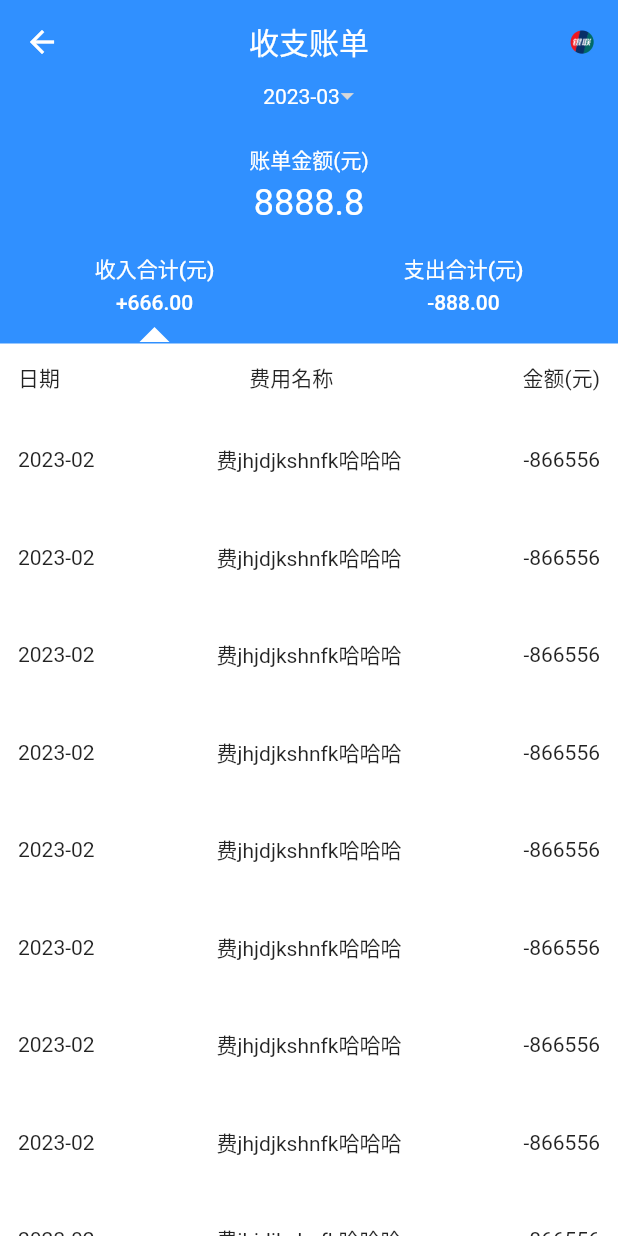
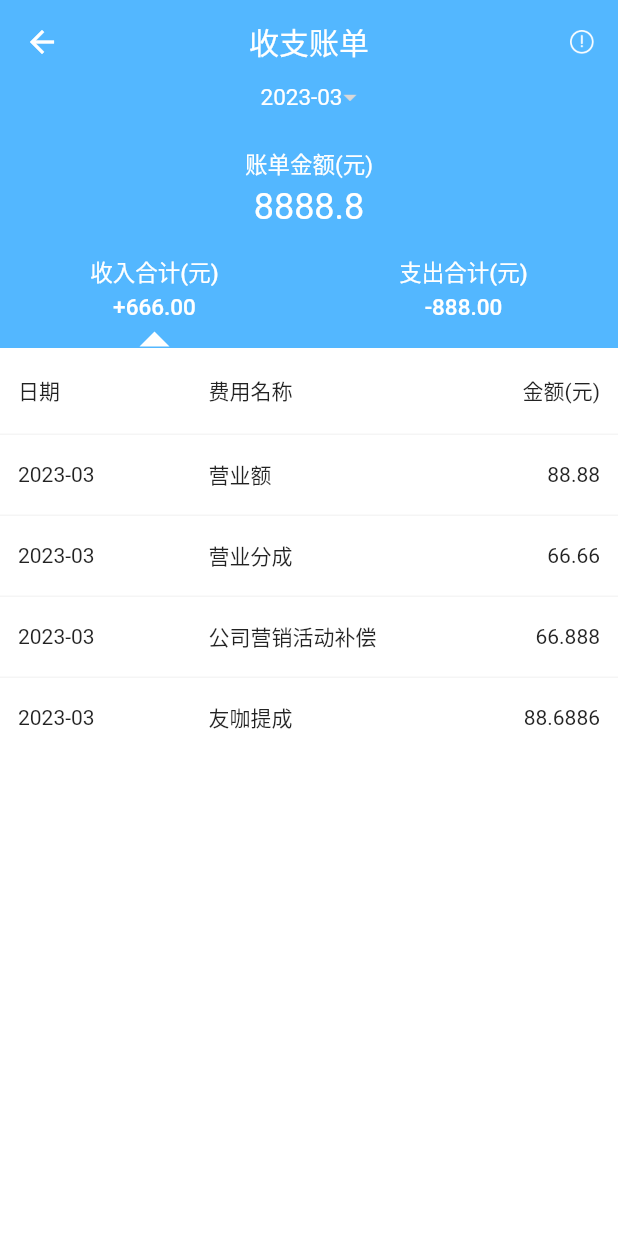
Before and after one commit to hxj1062/myFlutter, a Flutter app: the BillRecordedPage screen opened directly, after a tap on "2023-03", on a phone screen of 412 x 824 dp. Run offline on Flutter 3.47's test engine with Material 2 defaults, Android fonts, the phone set to English and light mode, and no system bars; our stand-ins replace convex_bottom_bar, flutter_datetime_picker, fluttertoast, image_picker.

Commit message:
收支账单完善1

```diff
--- a/lib/views/account_info_page.dart
+++ b/lib/views/account_info_page.dart
@@ -86,7 +86,7 @@ class _AccountInfoPageState extends State<AccountInfoPage> {
     var dataB = BankDetailItemModelB();
     dataB.tag = 2;
     dataB.leftName = "账户名称";
-    dataB.rightContent = "深圳有算科技股份有限公司";
+    dataB.rightContent = "深圳有有限公司";
     datas.add(dataB);
 
     dataB = BankDetailItemModelB();
@@ -114,7 +114,7 @@ class _AccountInfoPageState extends State<AccountInfoPage> {
 
     var dataC = BankDetailItemModelC();
     dataC.tag = 3;
-    dataC.accountName = "深圳有算科技股份有限公司";
+    dataC.accountName = "深圳技股份有限公司";
     dataC.accountNo = "1234 5678 8286 2323";
     dataC.bankName = "建设银行";
     dataC.bankNum = " 12345";
--- a/lib/views/bill_recorded_page.dart
+++ b/lib/views/bill_recorded_page.dart
@@ -1,8 +1,7 @@
+import 'dart:core';
 import 'package:flutter/material.dart';
 import 'package:flutter_datetime_picker/flutter_datetime_picker.dart';
 import 'package:fluttertoast/fluttertoast.dart';
-
-import '../utils/common_utils.dart';
 import 'line_segment.dart';
 
 class BillRecordedPage extends StatefulWidget {
@@ -13,7 +12,14 @@ class BillRecordedPage extends StatefulWidget {
 }
 
 class _BillRecordedPageState extends State<BillRecordedPage> {
+  List<BillRecord> datas = [];
   int groupValue = 0;
+
+  @override
+  void initState() {
+    super.initState();
+    initData();
+  }
 
   @override
   Widget build(BuildContext context) {
@@ -23,21 +29,21 @@ class _BillRecordedPageState extends State<BillRecordedPage> {
           elevation: 0.0,
           centerTitle: true,
           title: const Text("收支账单"),
-          backgroundColor: const Color(0xFF3090FF),
+          backgroundColor: const Color(0xFF53B7FF),
           actions: [
             IconButton(
                 onPressed: () {
                   Fluttertoast.showToast(
                       msg: "月账单的数据，当前仅做展示使用，如有疑问请及时与工作人员联系。",
-                      toastLength: Toast.LENGTH_SHORT,
+                      toastLength: Toast.LENGTH_LONG,
                       gravity: ToastGravity.CENTER,
                       timeInSecForIosWeb: 2,
-                      backgroundColor: const Color(0xFF333333),
+                      backgroundColor: Colors.black87,
                       textColor: const Color(0xFFFFFFFF),
                       fontSize: 14.0);
                 },
                 icon: Image.asset(
-                  "assets/images/union_icon.png",
+                  "assets/images/exclamatory_mark.png",
                   height: 16.0,
                   width: 16.0,
                 ))
@@ -48,7 +54,7 @@ class _BillRecordedPageState extends State<BillRecordedPage> {
 
   Widget _body() {
     return Container(
-      color: const Color(0xff3090FF),
+      color: const Color(0xFF53b7ff),
       child: Column(
         children: [
           InkWell(
@@ -60,7 +66,7 @@ class _BillRecordedPageState extends State<BillRecordedPage> {
               children: [
                 Text(
                   "2023-03",
-                  style: TextStyle(color: Colors.white),
+                  style: TextStyle(color: Colors.white, fontSize: 15.0),
                 ),
                 Image.asset("assets/images/arrow_expand.png",
                     height: 10.0, width: 10.0)
@@ -69,34 +75,49 @@ class _BillRecordedPageState extends State<BillRecordedPage> {
           ),
           SizedBox(height: 24.0),
           Text("账单金额(元)",
-              style: TextStyle(color: Colors.white, fontSize: 14.0)),
+              style: TextStyle(color: Colors.white, fontSize: 15.0)),
           SizedBox(height: 4.0),
           Text("8888.8", style: TextStyle(color: Colors.white, fontSize: 24.0)),
-          _buildLineSegmentControl(Color(0xFF3090FF),
-              lineColor: Color(0xFF3090FF)),
-          Container(
-              color: Colors.white,
-              padding: EdgeInsets.all(12.0),
-              child: Row(
-                children: [
-                  Text("日期"),
-                  Spacer(flex: 1),
-                  Text("费用名称"),
-                  Spacer(flex: 1),
-                  Text("金额(元)"),
-                ],
-              )),
+          _buildLineSegmentControl(Color(0xFF53B7FF),
+              lineColor: Color(0xFF53B7FF)),
           Expanded(
             child: Container(
               color: Colors.white,
-              child: ListView.builder(
-                  itemCount: 10,
-                  itemExtent: 65.0,
-                  itemBuilder: (BuildContext context, int index) {
+              child: ListView.separated(
+                itemBuilder: (BuildContext context, int index) {
+                  var model = datas[index];
+                  if (model.tag == 1) {
                     return Container(
-                      child: _itemView(),
+                      child: _itemHeader(model),
                     );
-                  }),
+                  }
+                  if (model.tag == 2) {
+                    return Container(
+                      color: Colors.white,
+                      child: _itemContent(model),
+                    );
+                  }
+                  return const SizedBox(
+                    width: 1,
+                    height: 1,
+                  );
+                },
+                separatorBuilder: (BuildContext context, int index) {
+                  var model = datas[index];
+                  return index <= 4
+                      ? Divider(
+                          color: const Color(0xFFf5f5f5),
+                          height: model.separator,
+                          thickness: model.separator,
+                        )
+                      : Divider(
+                          color: const Color(0xFFf5f5f5),
+                          height: 12.0,
+                          thickness: model.separator,
+                        );
+                },
+                itemCount: datas.length,
+              ),
             ),
           )
         ],
@@ -104,18 +125,55 @@ class _BillRecordedPageState extends State<BillRecordedPage> {
     );
   }
 
+  initData() {
+    var dataA = BillRecord();
+    dataA.tag = 1;
+    dataA.chargeDate = "日期";
+    dataA.chargeName = "费用名称";
+    dataA.chargeAmount = "金额(元)";
+    datas.add(dataA);
+
+    var dataB = BillRecord();
+    dataB.tag = 2;
+    dataB.chargeDate = "2023-03";
+    dataB.chargeName = "营业额";
+    dataB.chargeAmount = "88.88";
+    datas.add(dataB);
+
+    dataB = BillRecord();
+    dataB.tag = 2;
+    dataB.chargeDate = "2023-03";
+    dataB.chargeName = "营业分成";
+    dataB.chargeAmount = "66.66";
+    datas.add(dataB);
+
+    dataB = BillRecord();
+    dataB.tag = 2;
+    dataB.chargeDate = "2023-03";
+    dataB.chargeName = "公司营销活动补偿";
+    dataB.chargeAmount = "66.888";
+    datas.add(dataB);
+
+    dataB = BillRecord();
+    dataB.tag = 2;
+    dataB.chargeDate = "2023-03";
+    dataB.chargeName = "友咖提成";
+    dataB.chargeAmount = "88.6886";
+    datas.add(dataB);
+  }
+
   Widget _buildLineSegmentControl(Color? backgroundColor,
       {required Color lineColor}) {
     Map<int, Widget> children = <int, Widget>{
       0: Column(mainAxisAlignment: MainAxisAlignment.center, children: [
-        Text("收入合计(元)", style: TextStyle(color: Colors.white, fontSize: 14.0)),
+        Text("收入合计(元)", style: TextStyle(color: Colors.white, fontSize: 15.0)),
         SizedBox(height: 4.0),
-        Text("+666.00", style: TextStyle(color: Colors.white, fontSize: 14.0))
+        Text("+666.00", style: TextStyle(color: Colors.white, fontSize: 15.0))
       ]),
       1: Column(mainAxisAlignment: MainAxisAlignment.center, children: [
-        Text("支出合计(元)", style: TextStyle(color: Colors.white, fontSize: 14.0)),
+        Text("支出合计(元)", style: TextStyle(color: Colors.white, fontSize: 15.0)),
         SizedBox(height: 4.0),
-        Text("-888.00", style: TextStyle(color: Colors.white, fontSize: 14.0))
+        Text("-888.00", style: TextStyle(color: Colors.white, fontSize: 15.0))
       ])
     };
     if (backgroundColor != null) {
@@ -144,17 +202,81 @@ class _BillRecordedPageState extends State<BillRecordedPage> {
     );
   }
 
+  Widget _itemHeader(BillRecord header) {
+    return Container(
+        color: Colors.white,
+        padding: EdgeInsets.fromLTRB(12.0, 18.0, 12.0, 18.0),
+        child: Row(
+          mainAxisAlignment: MainAxisAlignment.spaceBetween,
+          children: [
+            Container(
+              width: 66,
+              child: Text(header.chargeDate, style: TextStyle(fontSize: 14.0)),
+            ),
+            Container(
+              width: 120,
+              child: Text(
+                header.chargeName,
+                style: TextStyle(fontSize: 14.0),
+              ),
+            ),
+            Container(
+              alignment: Alignment.centerRight,
+              width: 80,
+              child: Text(
+                header.chargeAmount,
+                style: TextStyle(fontSize: 14.0),
+              ),
+            )
+          ],
+        ));
+  }
+
+  Widget _itemContent(BillRecord content) {
+    return Container(
+        padding: EdgeInsets.fromLTRB(12.0, 16.0, 12.0, 16.0),
+        child: Row(
+          mainAxisAlignment: MainAxisAlignment.spaceBetween,
+          children: [
+            Container(
+              width: 66,
+              child: Text(
+                content.chargeDate,
+                style: TextStyle(fontSize: 14.0),
+              ),
+            ),
+            Container(
+              width: 120,
+              child: Text(
+                content.chargeName,
+                style: TextStyle(fontSize: 14.0),
+              ),
+            ),
+            Container(
+              alignment: Alignment.centerRight,
+              padding: EdgeInsets.only(left: 10),
+              width: 80,
+              child: Text(
+                content.chargeAmount,
+                style: TextStyle(fontSize: 14.0),
+              ),
+            )
+          ],
+        ));
+  }
+
   showDate() {
     DatePicker.showDatePicker(context,
         showTitleActions: true,
-        minTime: DateTime(2018, 3),
-        maxTime: DateTime(2019, 6),
+        minTime: DateTime(1993, 6),
+        maxTime: DateTime(2023, 6),
         theme: DatePickerTheme(
-            headerColor: Colors.grey,
-            backgroundColor: Colors.green,
+            headerColor: const Color(0xFFf5f5f5),
+            backgroundColor: Colors.white,
             itemStyle: TextStyle(
-                color: Colors.white, fontWeight: FontWeight.bold, fontSize: 18),
-            doneStyle: TextStyle(color: Colors.white, fontSize: 16)),
+                color: Colors.black, fontWeight: FontWeight.bold, fontSize: 18),
+            cancelStyle: TextStyle(color: Color(0xFF53B7FF), fontSize: 16),
+            doneStyle: TextStyle(color: Color(0xFF53B7FF), fontSize: 16)),
         onChanged: (date) {
       print('change $date in time zone ' +
           date.timeZoneOffset.inHours.toString());
@@ -162,18 +284,12 @@ class _BillRecordedPageState extends State<BillRecordedPage> {
       print('confirm $date');
     }, currentTime: DateTime.now(), locale: LocaleType.zh);
   }
+}
 
-  Widget _itemView() {
-    return Container(
-        padding: EdgeInsets.all(12.0),
-        child: Row(
-          children: [
-            Text("2023-02"),
-            Spacer(flex: 1),
-            Text("费jhjdjkshnfk哈哈哈"),
-            Spacer(flex: 1),
-            Text("-866556"),
-          ],
-        ));
-  }
+class BillRecord {
+  int tag = 0;
+  double separator = 1.0;
+  late String chargeDate;
+  late String chargeName;
+  late String chargeAmount;
 }
```
